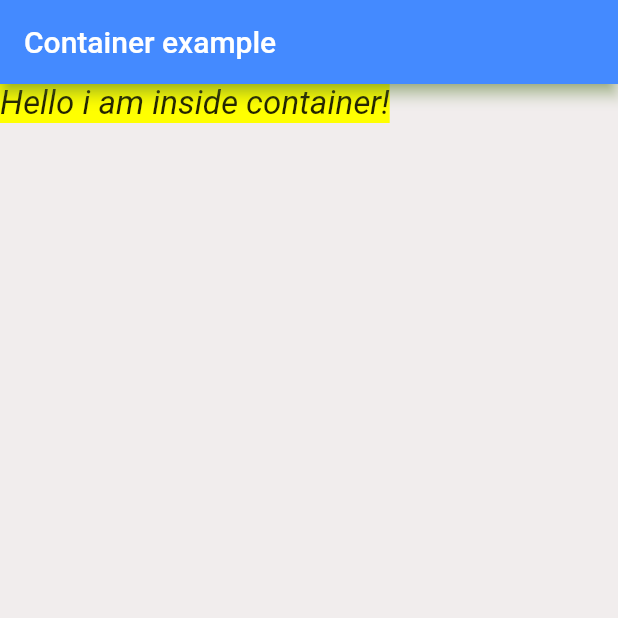
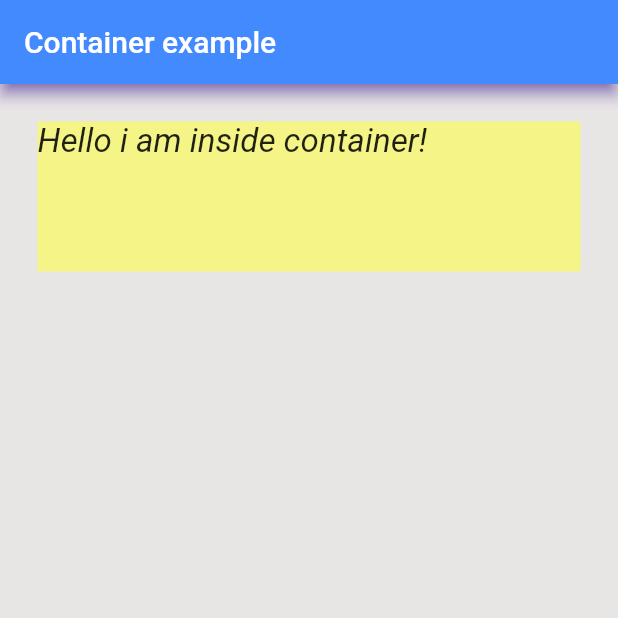
Before and after one commit to kirtijangid/container, a Flutter app: the screen it shows after launch, on a phone screen of 412 x 824 dp, the top half of it. Run offline on Flutter 3.47's test engine with Material 2 defaults, Android fonts, the phone set to English and light mode, and no system bars.

Commit message:
giving margin to the container

```diff
--- a/lib/main.dart
+++ b/lib/main.dart
@@ -9,14 +9,17 @@ class MyApp extends StatelessWidget {
   Widget build(BuildContextcontext) {
     return MaterialApp(
       home: Scaffold(
-        backgroundColor: Color.fromARGB(255, 241, 237, 237),
+        backgroundColor: const Color.fromARGB(255, 232, 229, 229),
         appBar: AppBar(
           backgroundColor: Colors.blueAccent,
-          shadowColor: Colors.lightGreen,
+          shadowColor: Color.fromARGB(255, 80, 27, 215),
           title: const Text("Container example"),
         ),
         body: Container(
-          color: Colors.yellowAccent,
+          height: 100,
+          width: double.infinity,
+          color: Color.fromARGB(255, 245, 245, 135),
+          margin: const EdgeInsets.all(25),
           child: const Text(
             'Hello i am inside container!',
             style: TextStyle(
```
